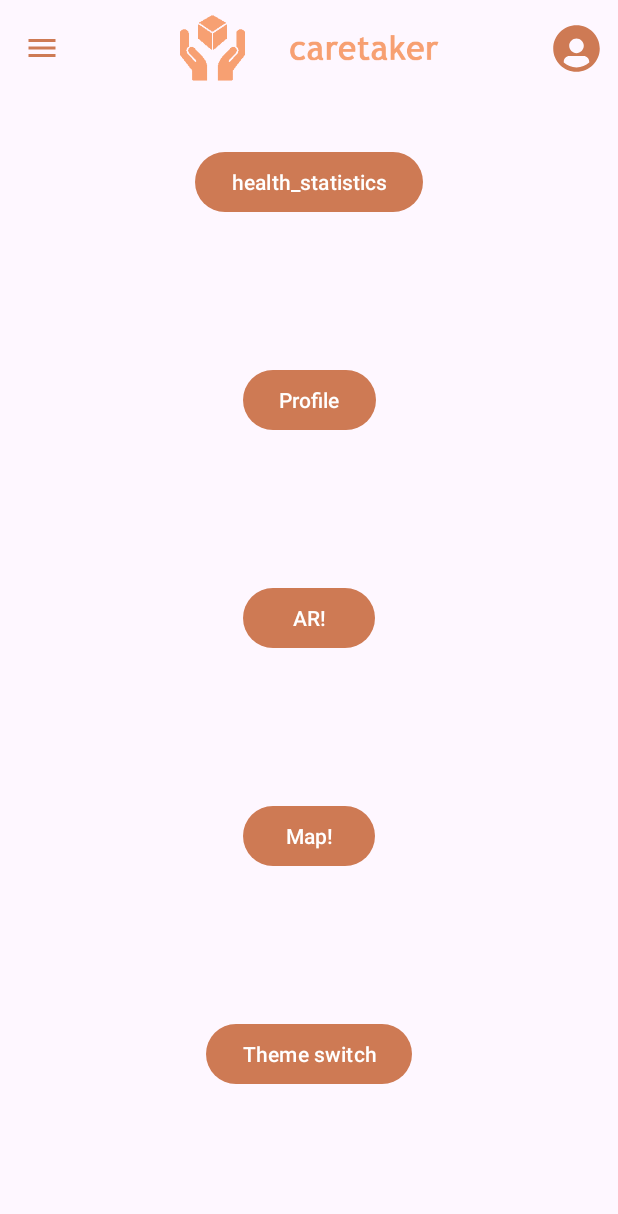
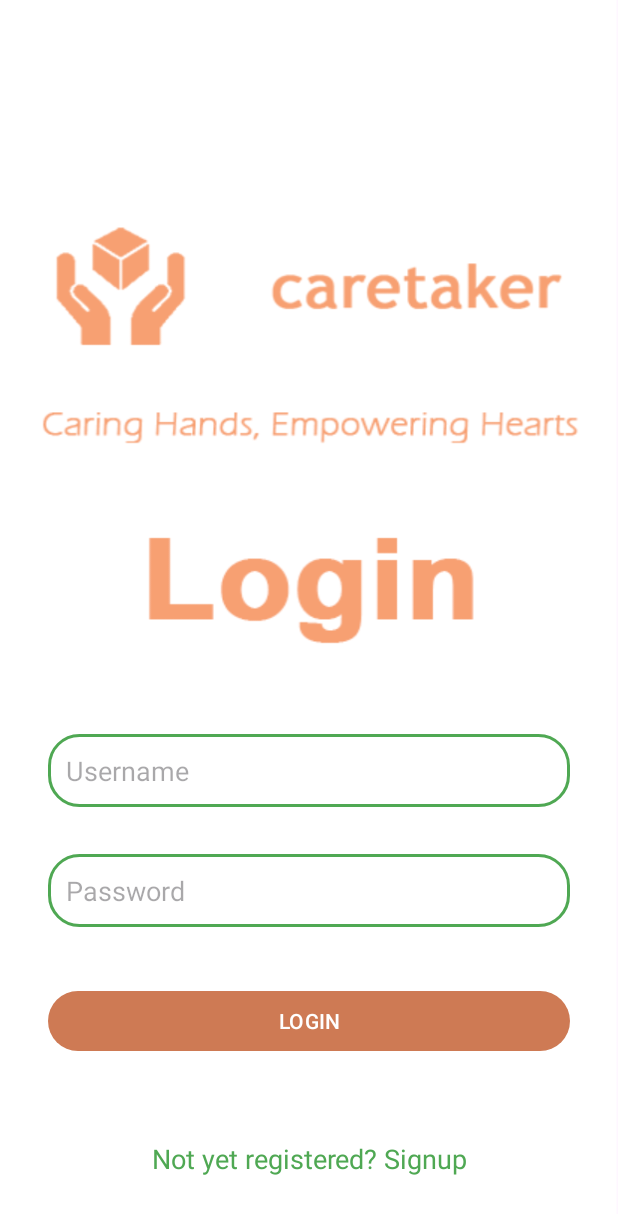
Before and after one commit to soniazzz/3330GP, an Android app: the screen it shows after launch (MainActivity before the commit, LoginActivity after it), on a phone screen of 412 x 824 dp. Shown: the top 1214 px of the screen. Run offline under Robolectric (Android 15) with nearby library versions, the phone set to English and light mode, and no system bars.

Commit message:
Implement Login Signup function

```diff
--- /dev/null
+++ b/app/src/main/java/hku/hk/cs/a3330gp/LoginActivity.kt
@@ -0,0 +1,60 @@
+package hku.hk.cs.a3330gp
+
+import android.content.Intent
+import androidx.appcompat.app.AppCompatActivity
+import android.os.Bundle
+import android.view.LayoutInflater
+import android.widget.Button
+import android.widget.EditText
+import android.widget.TextView
+import android.widget.Toast
+import hku.hk.cs.a3330gp.DatabaseHelper
+
+
+class LoginActivity : AppCompatActivity() {
+
+    private lateinit var databaseHelper: DatabaseHelper
+    private lateinit var loginButton:Button
+    private lateinit var signupRedirect:TextView
+    private lateinit var loginUsername:EditText
+    private lateinit var loginPassword:EditText
+
+    override fun onCreate(savedInstanceState: Bundle?) {
+        super.onCreate(savedInstanceState)
+
+        setContentView(R.layout.activity_login)
+
+        databaseHelper = DatabaseHelper(this)
+        loginButton = findViewById(R.id.loginButton)
+        signupRedirect = findViewById(R.id.signupRedirect)
+        loginUsername = findViewById(R.id.loginUsername)
+        loginPassword = findViewById(R.id.loginPassword)
+
+
+        loginButton.setOnClickListener{
+            val loginUsername = loginUsername.text.toString()
+            val loginPassword = loginPassword.text.toString()
+            loginDatabase(loginUsername,loginPassword)
+        }
+
+        signupRedirect.setOnClickListener{
+            val intent = Intent(this, SignupActivity::class.java)
+            startActivity(intent)
+            finish()
+        }
+    }
+
+    private fun loginDatabase(username: String, password: String){
+        val userExists = databaseHelper.readUser(username, password)
+        if(userExists){
+            Toast.makeText(this, "Login Successful", Toast.LENGTH_SHORT).show()
+            val intent = Intent(this, MainActivity::class.java)
+            startActivity(intent)
+            finish()
+        }else{
+            Toast.makeText(this, "Login Failed", Toast.LENGTH_SHORT).show()
+        }
+    }
+
+
+}
--- /dev/null
+++ b/app/src/main/res/drawable/edittext_border.xml
@@ -0,0 +1,14 @@
+<?xml version="1.0" encoding="utf-8"?>
+<shape xmlns:android="http://schemas.android.com/apk/res/android"
+    android:shape="rectangle">
+
+    <stroke
+        android:color="@color/green"
+        android:width="2dp"/>
+
+    <corners
+        android:radius="20dp"/>
+
+
+
+</shape>
--- /dev/null
+++ b/app/src/main/res/layout/activity_login.xml
@@ -0,0 +1,73 @@
+<?xml version="1.0" encoding="utf-8"?>
+<androidx.constraintlayout.widget.ConstraintLayout
+    xmlns:android="http://schemas.android.com/apk/res/android"
+    xmlns:app="http://schemas.android.com/apk/res-auto"
+    xmlns:tools="http://schemas.android.com/tools"
+    android:layout_width="match_parent"
+    android:layout_height="match_parent"
+    android:background="@drawable/loginbkg"
+    android:padding="16dp"
+    tools:context=".LoginActivity">
+
+    <EditText
+        android:layout_width="0dp"
+        android:layout_height="wrap_content"
+        android:id="@+id/loginUsername"
+        android:hint="Username"
+        android:padding="12dp"
+        android:background="@drawable/edittext_border"
+        app:layout_constraintStart_toStartOf="parent"
+        app:layout_constraintEnd_toEndOf="parent"
+        app:layout_constraintTop_toTopOf="parent"
+        android:layout_marginTop="450dp"
+        android:layout_marginBottom="8dp"
+        android:layout_marginStart="16dp"
+        android:layout_marginEnd="16dp"
+        app:layout_constraintBottom_toTopOf="@+id/loginPassword" />
+
+    <EditText
+        android:layout_width="0dp"
+        android:layout_height="wrap_content"
+        android:id="@+id/loginPassword"
+        android:hint="Password"
+        android:inputType="textPassword"
+        android:padding="12dp"
+        android:background="@drawable/edittext_border"
+        app:layout_constraintStart_toStartOf="parent"
+        app:layout_constraintEnd_toEndOf="parent"
+        app:layout_constraintTop_toBottomOf="@id/loginUsername"
+        app:layout_constraintBottom_toTopOf="@id/loginButton"
+        android:layout_marginStart="16dp"
+        android:layout_marginEnd="16dp"
+        android:layout_marginBottom="16dp"/>
+
+    <Button
+        android:layout_width="0dp"
+        android:layout_height="wrap_content"
+        android:id="@+id/loginButton"
+        android:text="LOGIN"
+        android:layout_marginStart="16dp"
+        android:layout_marginEnd="16dp"
+        android:layout_marginBottom="16dp"
+        app:layout_constraintBottom_toTopOf="@+id/signupRedirect"
+        app:layout_constraintStart_toStartOf="parent"
+        app:layout_constraintEnd_toEndOf="parent"
+        app:layout_constraintTop_toBottomOf="@+id/loginPassword" />
+
+
+    <TextView
+
+        android:layout_width="0dp"
+        android:layout_height="wrap_content"
+        android:id="@+id/signupRedirect"
+        android:text="Not yet registered? Signup"
+        android:textSize="18sp"
+        android:gravity="center"
+        android:textColor="@color/green"
+        android:layout_marginTop="16dp"
+        app:layout_constraintStart_toStartOf="parent"
+        app:layout_constraintEnd_toEndOf="parent"
+        app:layout_constraintBottom_toBottomOf="parent"
+        app:layout_constraintTop_toBottomOf="@id/loginButton" />
+
+</androidx.constraintlayout.widget.ConstraintLayout>
--- a/app/src/main/res/values/colors.xml
+++ b/app/src/main/res/values/colors.xml
@@ -7,4 +7,5 @@
     <color name="white">#FFFFFF</color>
     <color name="black">#000000</color>
     <color name="danger">#dd1c1a</color>
+    <color name="green">#4fa853</color>
 </resources>
--- a/gradle.properties
+++ b/gradle.properties
@@ -23,7 +23,7 @@ kotlin.code.style=official
 android.nonTransitiveRClass=true
 
 # Obtained from (https://console.cloud.google.com/apis/)
-GOOGLE_MAPS_API_KEY=
+GOOGLE_MAPS_API_KEY=a
 # Obtained from (https://account.mapbox.com/)
-MAPBOX_DOWNLOADS_TOKEN=
-MAPBOX_ACCESS_TOKEN=
+MAPBOX_DOWNLOADS_TOKEN=a
+MAPBOX_ACCESS_TOKEN=a
```
Also changed, not shown: app/src/main/AndroidManifest.xml (+9 -2 lines), app/src/main/java/hku/hk/cs/a3330gp/DatabaseHelper.kt (added, +55 -0 lines), app/src/main/java/hku/hk/cs/a3330gp/SignupActivity.kt (added, +53 -0 lines), app/src/main/res/layout/activity_signup.xml (added, +73 -0 lines), app/src/main/res/drawable/loginbkg.png (added), app/src/main/res/drawable/signupbkg.png (added).
